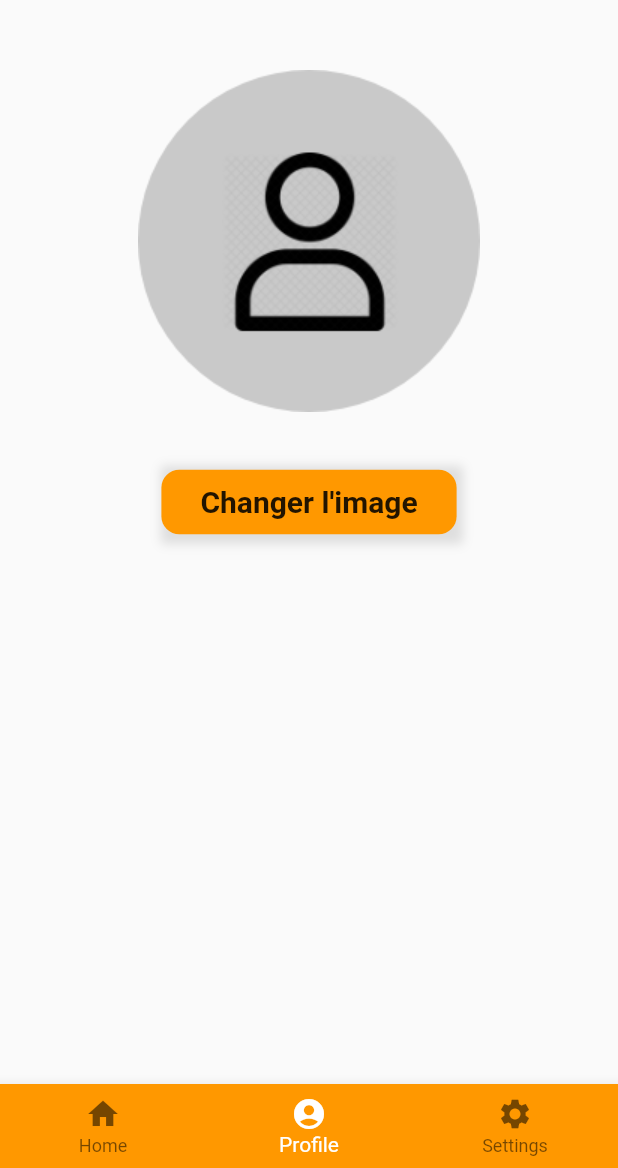
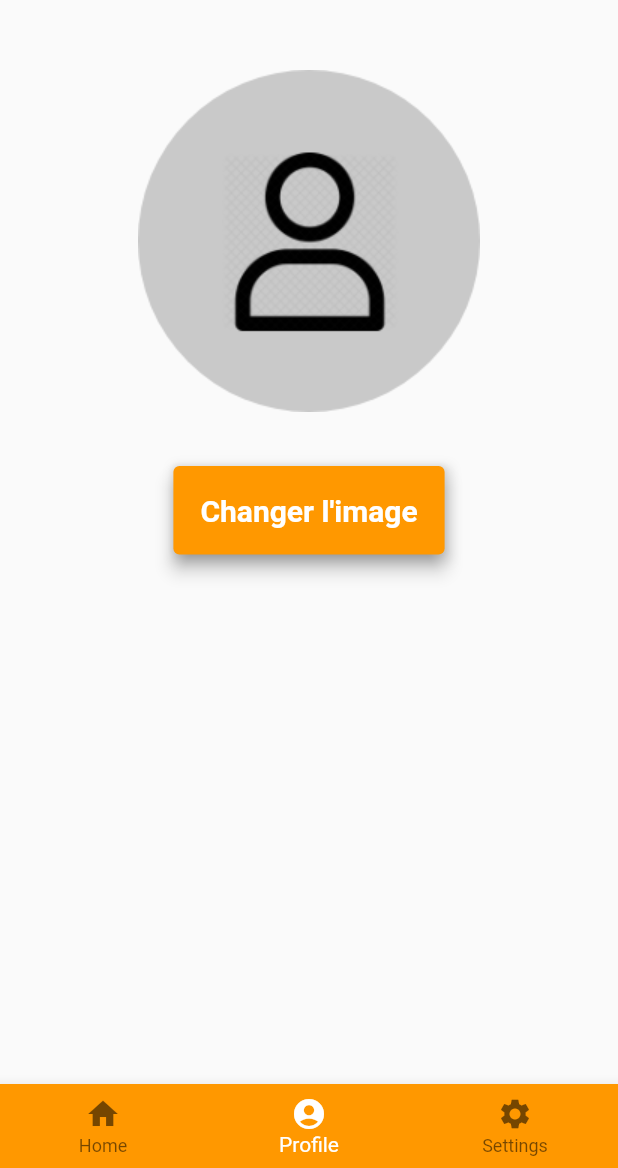
Before and after one commit to Mickeybab/flutter-part1, a Flutter app: the screen it shows after launch, item 2 of the bottom bar chosen, on a phone screen of 412 x 824 dp, the part 68-1236 px from its top. Run offline on Flutter 3.47's test engine with Material 2 defaults, Android fonts, the light colour scheme and no system bars; our stand-ins replace audioplayers, camera, shared_preferences.

Commit message:
Update deprecated Button Flat -> TextButton

```diff
--- a/lib/components/button.dart
+++ b/lib/components/button.dart
@@ -9,7 +9,13 @@ class MyButton extends StatelessWidget {
   @override
   Widget build(BuildContext context) {
     return Container(
-      child: FlatButton(
+      child: TextButton(
+        style: TextButton.styleFrom(
+          primary: Colors.white,
+          backgroundColor: Colors.orange,
+          shadowColor: Colors.grey,
+          elevation: 5,
+        ),
         child: Padding(
           child: Text(
             this.text,
@@ -20,11 +26,7 @@ class MyButton extends StatelessWidget {
           ),
           padding: EdgeInsets.all(10.0),
         ),
-        color: Colors.orange,
         onPressed: this.onPress,
-        shape: RoundedRectangleBorder(
-          borderRadius: BorderRadius.circular(12.0),
-        ),
       ),
       decoration: BoxDecoration(boxShadow: [
         BoxShadow(
--- a/lib/components/takePicture.dart
+++ b/lib/components/takePicture.dart
@@ -56,8 +56,11 @@ class _TakePicturePageState extends State<TakePicturePage> {
       Align(
           alignment: Alignment.bottomCenter,
           child: Container(
-              child: FlatButton(
+              child: TextButton(
                 child: Text("Take picture"),
+                style: TextButton.styleFrom(
+                  primary: Colors.white,
+                ),
                 onPressed: () {
                   _takePicture(context);
                 },
--- a/lib/screens/profile.dart
+++ b/lib/screens/profile.dart
@@ -65,14 +65,15 @@ class ProfileState extends State<Profile> {
     return Container(
         color: Color(0xFFBD40),
         constraints: BoxConstraints.expand(),
-        child: Column(
-          children: [
+        child: SingleChildScrollView(
+            child: Column(
+          children: <Widget>[
             ProfileImage(img: img),
             MyButton(
               text: "Changer l'image",
               onPress: _showCamera,
             )
           ],
-        ));
+        )));
   }
 }
```
